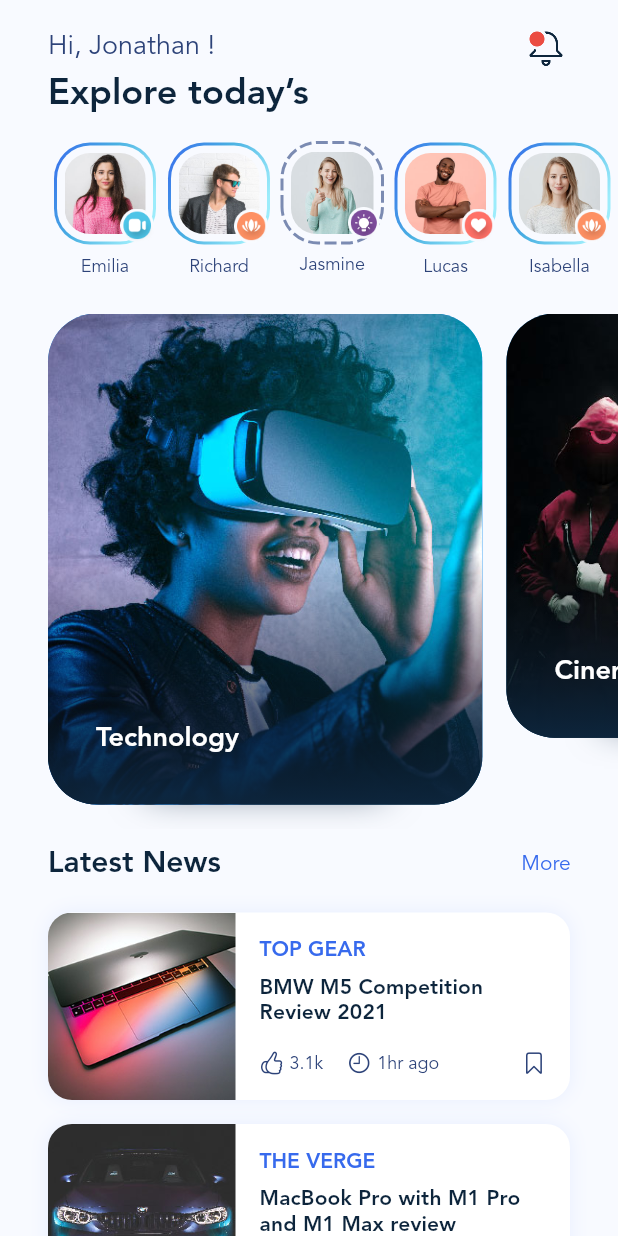
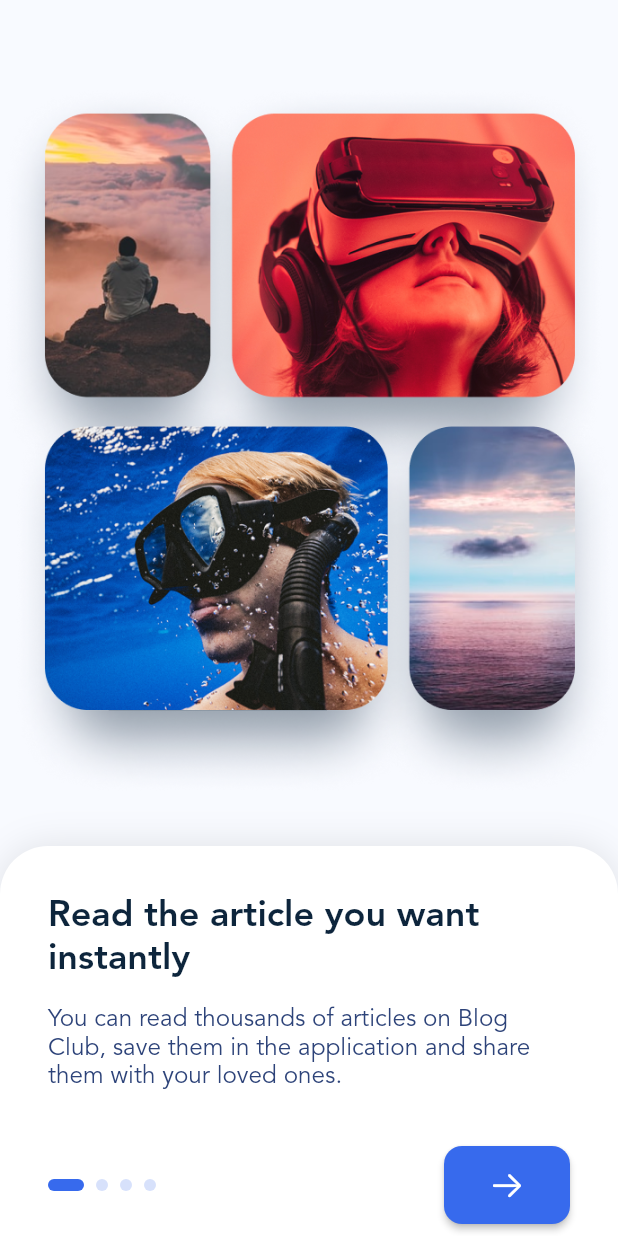
Before and after one commit to hashemsh/blog_club_hash, a Flutter app: the screen it shows after launch, on a phone screen of 412 x 824 dp. Run offline on Flutter 3.47's test engine with Material 2 defaults, Android fonts, the phone set to English and light mode, and no system bars; drawn by our look-alikes of dotted_border, smooth_page_indicator; our stand-ins replace flutter_svg.

Commit message:
onBoarding page make

```diff
--- a/lib/data.dart
+++ b/lib/data.dart
@@ -142,4 +142,22 @@ class AppDatabase {
           imageFileName: 'small_post_3.jpg'),
     ];
   }
+
+  static List<OnBoardingItem> get onBoardingItems {
+    List<OnBoardingItem> items = [];
+    for (var i = 0; i < 4; i++) {
+      items.add(
+        OnBoardingItem('Read the article you want instantly',
+            'You can read thousands of articles on Blog Club, save them in the application and share them with your loved ones.'),
+      );
+    }
+    return items;
+  }
 }
+
+class OnBoardingItem {
+  final String title;
+  final String description;
+
+  OnBoardingItem(this.title, this.description);
+}
--- a/lib/home.dart
+++ b/lib/home.dart
@@ -14,7 +14,7 @@ class HomeScreen extends StatelessWidget {
     final ThemeData themeData = Theme.of(context);
     final stories = AppDatabase.stories;
     return Scaffold(
-      backgroundColor: const Color(0xffF8FAFF),
+      backgroundColor: themeData.colorScheme.background,
       body: SafeArea(
         child: SingleChildScrollView(
           physics: const BouncingScrollPhysics(),
--- a/lib/main.dart
+++ b/lib/main.dart
@@ -38,7 +38,15 @@ class MyApp extends StatelessWidget {
             ),
           ),
         ),
-        primarySwatch: Colors.blue,
+        colorScheme: const ColorScheme.light(
+          primary: primaryColor,
+          onPrimary: Colors.white,
+          onSurface: primaryTextColor,
+          // background: Color(0xffFBFCFF),
+          background: Color(0xffF8FAFF),
+          surface: Colors.white,
+          onBackground: primaryTextColor,
+        ),
         textTheme: const TextTheme(
           subtitle1: TextStyle(
             fontFamily: FontFamily.avenir,
--- /dev/null
+++ b/lib/onboarding.dart
@@ -0,0 +1,148 @@
+import 'package:blog_club_hash/data.dart';
+import 'package:blog_club_hash/gen/assets.gen.dart';
+import 'package:blog_club_hash/home.dart';
+import 'package:flutter/cupertino.dart';
+import 'package:flutter/material.dart';
+import 'package:smooth_page_indicator/smooth_page_indicator.dart';
+
+class OnBoardingScreen extends StatefulWidget {
+  const OnBoardingScreen({Key? key}) : super(key: key);
+
+  @override
+  State<OnBoardingScreen> createState() => _OnBoardingScreenState();
+}
+
+class _OnBoardingScreenState extends State<OnBoardingScreen> {
+  final PageController _pageController = PageController();
+  final items = AppDatabase.onBoardingItems;
+  int page = 0;
+
+  @override
+  void initState() {
+    _pageController.addListener(() {
+      if (_pageController.page!.round() != page) {
+        setState(() {
+          page = _pageController.page!.round();
+        });
+      }
+    });
+    super.initState();
+  }
+
+  @override
+  Widget build(BuildContext context) {
+    final ThemeData themeData = Theme.of(context);
+    return Scaffold(
+      backgroundColor: themeData.colorScheme.background,
+      body: SafeArea(
+        child: Column(
+          children: [
+            Expanded(
+              child: Padding(
+                padding: const EdgeInsets.only(top: 32, bottom: 8),
+                child: Assets.img.background.onboarding.image(),
+              ),
+            ),
+            Container(
+              height: 260,
+              decoration: BoxDecoration(
+                color: themeData.colorScheme.surface,
+                boxShadow: [
+                  BoxShadow(
+                    blurRadius: 20,
+                    color: Colors.black.withOpacity(0.1),
+                  )
+                ],
+                borderRadius: const BorderRadius.only(
+                  topLeft: Radius.circular(32),
+                  topRight: Radius.circular(32),
+                ),
+              ),
+              child: Column(
+                children: [
+                  Expanded(
+                    child: PageView.builder(
+                      itemCount: items.length,
+                      controller: _pageController,
+                      itemBuilder: (context, index) {
+                        return Padding(
+                          padding: const EdgeInsets.all(32),
+                          child: Column(
+                            crossAxisAlignment: CrossAxisAlignment.start,
+                            children: [
+                              Text(
+                                items[index].title,
+                                style: themeData.textTheme.headline4,
+                              ),
+                              const SizedBox(
+                                height: 16,
+                              ),
+                              Text(
+                                items[index].description,
+                                style: themeData.textTheme.subtitle1!
+                                    .apply(fontSizeFactor: 0.9),
+                              ),
+                            ],
+                          ),
+                        );
+                      },
+                    ),
+                  ),
+                  Container(
+                    height: 60,
+                    padding:
+                        const EdgeInsets.only(left: 32, right: 32, bottom: 8),
+                    child: Row(
+                      mainAxisAlignment: MainAxisAlignment.spaceBetween,
+                      children: [
+                        SmoothPageIndicator(
+                          controller: _pageController,
+                          count: items.length,
+                          effect: ExpandingDotsEffect(
+                            dotHeight: 8,
+                            dotWidth: 8,
+                            activeDotColor: themeData.colorScheme.primary,
+                            dotColor:
+                                themeData.colorScheme.primary.withOpacity(0.2),
+                          ),
+                        ),
+                        ElevatedButton(
+                          onPressed: () {
+                            if (page == items.length - 1) {
+                              Navigator.of(context).pushReplacement(
+                                MaterialPageRoute(
+                                  builder: (context) => const HomeScreen(),
+                                ),
+                              );
+                            } else {
+                              _pageController.animateToPage(page + 1,
+                                  duration: const Duration(milliseconds: 500),
+                                  curve: Curves.decelerate);
+                            }
+                          },
+                          style: ButtonStyle(
+                            minimumSize: MaterialStateProperty.all(
+                              const Size(84, 60),
+                            ),
+                            shape: MaterialStateProperty.all(
+                              RoundedRectangleBorder(
+                                borderRadius: BorderRadius.circular(12),
+                              ),
+                            ),
+                          ),
+                          child: Icon(page == items.length - 1
+                              ? CupertinoIcons.check_mark
+                              : CupertinoIcons.arrow_right),
+                        )
+                      ],
+                    ),
+                  )
+                ],
+              ),
+            ),
+          ],
+        ),
+      ),
+    );
+  }
+}
--- a/lib/splash.dart
+++ b/lib/splash.dart
@@ -1,5 +1,5 @@
 import 'package:blog_club_hash/gen/assets.gen.dart';
-import 'package:blog_club_hash/home.dart';
+import 'package:blog_club_hash/onboarding.dart';
 import 'package:flutter/material.dart';
 
 class SplashScreen extends StatefulWidget {
@@ -18,7 +18,7 @@ class _SplashScreenState extends State<SplashScreen> {
       (value) {
         Navigator.of(context).pushReplacement(
           MaterialPageRoute(
-            builder: (context) => const HomeScreen(),
+            builder: (context) => const OnBoardingScreen(),
           ),
         );
       },
--- a/pubspec.yaml
+++ b/pubspec.yaml
@@ -32,6 +32,7 @@ dependencies:
   flutter:
     sdk: flutter
   flutter_svg: ^1.0.0
+  smooth_page_indicator: ^1.0.0+2
 
 dev_dependencies:
   flutter_lints: ^1.0.0
```
Also changed, not shown: pubspec.lock.
